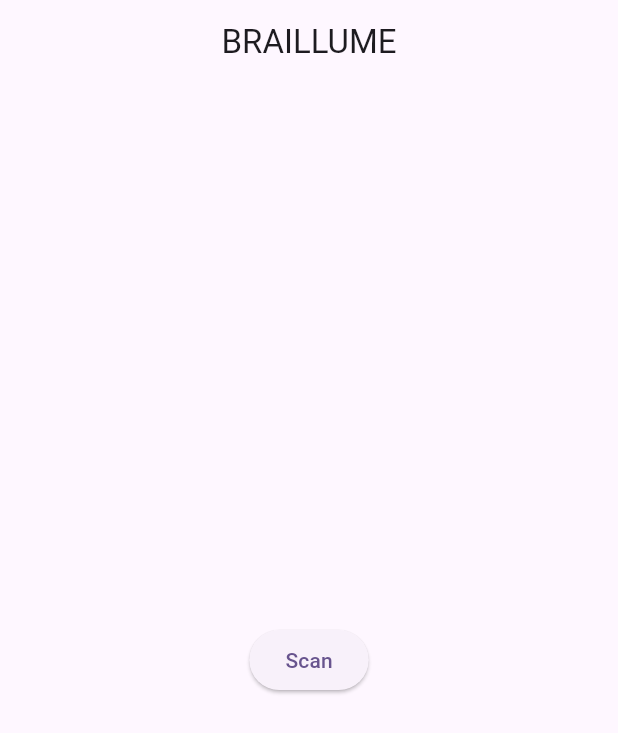
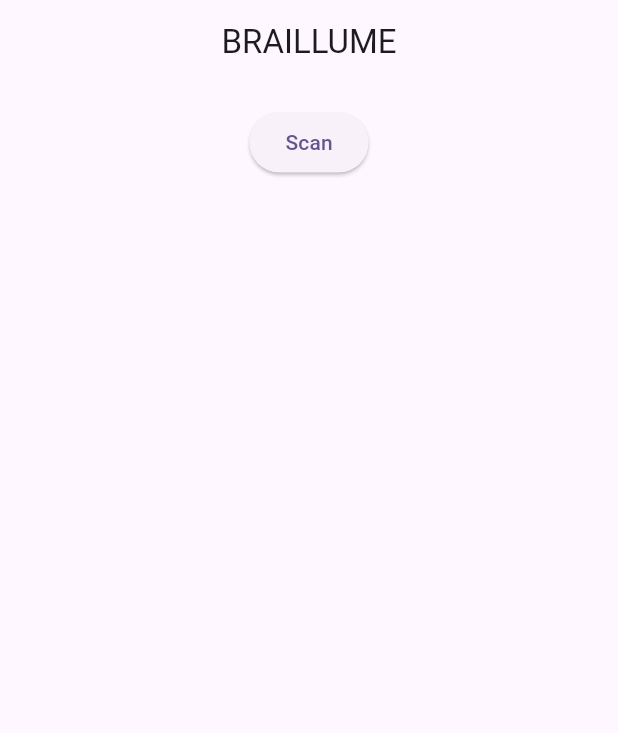
Before and after one commit to AkhilBabuMK/bleController, a Flutter app: the screen it shows after launch, on a phone screen of 412 x 824 dp. Shown: the top 733 px of the screen. Run offline on Flutter 3.47's test engine with Material 2 defaults, Android fonts, the phone set to English and light mode, and no system bars; our stand-ins replace flutter_blue, get, permission_handler.

Commit message:
overflow and range error solved

```diff
--- a/lib/main.dart
+++ b/lib/main.dart
@@ -49,15 +49,21 @@ class _MyHomePageState extends State<MyHomePage> {
                 SizedBox(
                   height: 15,
                 ),
+                ElevatedButton(
+                  onPressed: () => controller.scanDevices(),
+                  child: Text("Scan"),
+                ),
+                SizedBox(
+                  height: 15,
+                ),
                 StreamBuilder<List<ScanResult>>(
                   stream: controller.scanResults,
                   builder: (context, snapshot) {
                     if (snapshot.hasData) {
-                      return ListView.builder(
-                        shrinkWrap: true,
-                        itemCount: snapshot.data!.length,
-                        itemBuilder: (context, index) {
-                          final data = snapshot.data![index];
+                      return Expanded(
+                        child: SingleChildScrollView(
+                          child: Column(
+                            children: snapshot.data!.map((data) {
                               final deviceName = data.device.name;
                               final deviceId = data.device.id.id;
                               final rssi = data.rssi.toString();
@@ -68,11 +74,13 @@ class _MyHomePageState extends State<MyHomePage> {
                                 elevation: 2,
                                 child: ListTile(
                                   title: Text(deviceName),
-                              subtitle:
-                                  Text('$deviceId - RSSI: $rssi\n$iBeaconData'),
+                                  subtitle: Text(
+                                      '$deviceId - RSSI: $rssi\n$iBeaconData'),
                                 ),
                               );
-                        },
+                            }).toList(),
+                          ),
+                        ),
                       );
                     } else {
                       return Center(
@@ -80,13 +88,6 @@ class _MyHomePageState extends State<MyHomePage> {
                       );
                     }
                   },
-                ),
-                ElevatedButton(
-                  onPressed: () => controller.scanDevices(),
-                  child: Text("Scan"),
-                ),
-                SizedBox(
-                  height: 15,
                 ),
               ],
             ),
@@ -101,7 +102,7 @@ class _MyHomePageState extends State<MyHomePage> {
       final iBeaconBytes = data.manufacturerData[76];
       print(iBeaconBytes);
 
-      if (iBeaconBytes != null) {
+      if (iBeaconBytes != null && iBeaconBytes.length >= 22) {
         final uuid = iBeaconBytes.sublist(2, 18);
         final major = iBeaconBytes.sublist(18, 20);
         final minor = iBeaconBytes.sublist(20, 22);
```
Lines whose indentation alone changed are shown as unchanged.
